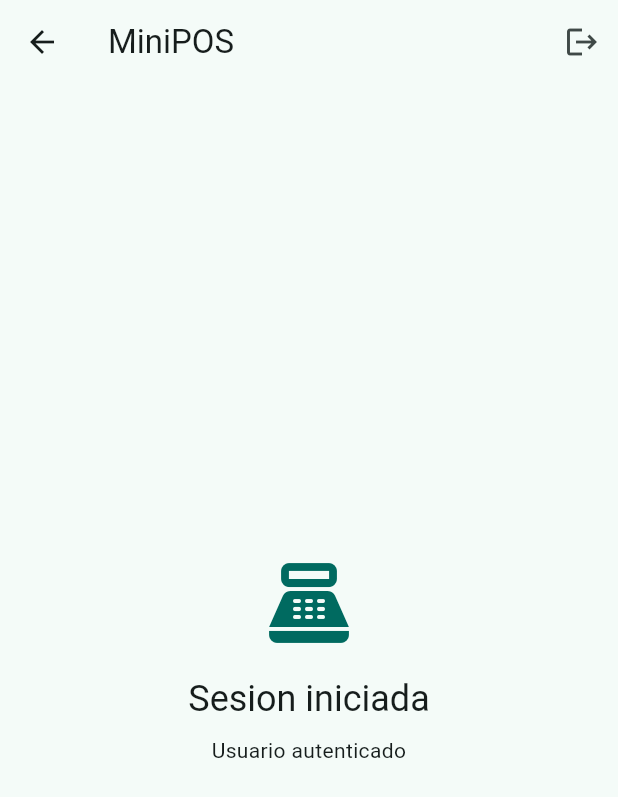
After one commit to Esparrago23/MiniPOS, a Flutter app: the AuthHomePage screen opened by its route, on a phone screen of 412 x 824 dp. The commit adds this screen. Shown: the top 797 px of the screen. Run offline on Flutter 3.47's test engine with Material 3 defaults, Android fonts, the phone set to English and light mode, and no system bars; our stand-ins replace device_preview.

Commit message:
auth conectado

```diff
--- /dev/null
+++ b/lib/core/di/app_dependencies.dart
@@ -0,0 +1,41 @@
+import 'package:app_prueba/core/network/api_client.dart';
+import 'package:app_prueba/core/network/api_endpoints.dart';
+import 'package:app_prueba/core/storage/token_storage.dart';
+import 'package:app_prueba/features/auth/data/datasources/remote/auth_remote_datasource.dart';
+import 'package:app_prueba/features/auth/data/repositories/auth_repository_impl.dart';
+import 'package:app_prueba/features/auth/domain/repositories/auth_repository.dart';
+import 'package:app_prueba/features/auth/domain/usecases/login_usecase.dart';
+import 'package:app_prueba/features/auth/domain/usecases/logout_usecase.dart';
+import 'package:app_prueba/features/auth/domain/usecases/register_usecase.dart';
+import 'package:app_prueba/features/auth/presentation/viewmodels/auth_viewmodel.dart';
+import 'package:http/http.dart' as http;
+
+class AppDependencies {
+  AppDependencies() {
+    _httpClient = http.Client();
+    tokenStorage = InMemoryTokenStorage();
+    apiClient = ApiClient(client: _httpClient, baseUrl: ApiEndpoints.baseUrl);
+    authRemoteDataSource = AuthRemoteDataSource(apiClient: apiClient);
+    authRepository = AuthRepositoryImpl(
+      remoteDataSource: authRemoteDataSource,
+      tokenStorage: tokenStorage,
+    );
+    authViewModel = AuthViewModel(
+      loginUseCase: LoginUseCase(authRepository),
+      registerUseCase: RegisterUseCase(authRepository),
+      logoutUseCase: LogoutUseCase(authRepository),
+    );
+  }
+
+  late final http.Client _httpClient;
+  late final TokenStorage tokenStorage;
+  late final ApiClient apiClient;
+  late final AuthRemoteDataSource authRemoteDataSource;
+  late final AuthRepository authRepository;
+  late final AuthViewModel authViewModel;
+
+  void dispose() {
+    authViewModel.dispose();
+    _httpClient.close();
+  }
+}
--- /dev/null
+++ b/lib/core/network/api_endpoints.dart
@@ -0,0 +1,7 @@
+class ApiEndpoints {
+  static const String baseUrl = 'http://98.85.68.58:8000';
+
+  static const String login = '/auth/login';
+  static const String register = '/auth/register';
+  static const String me = '/auth/me';
+}
--- /dev/null
+++ b/lib/core/routes/app_routes.dart
@@ -0,0 +1,5 @@
+class AppRoutes {
+  static const String login = '/login';
+  static const String register = '/register';
+  static const String home = '/home';
+}
--- /dev/null
+++ b/lib/features/auth/presentation/pages/auth_home_page.dart
@@ -0,0 +1,63 @@
+import 'package:app_prueba/core/routes/app_routes.dart';
+import 'package:app_prueba/features/auth/presentation/viewmodels/auth_viewmodel.dart';
+import 'package:flutter/material.dart';
+import 'package:provider/provider.dart';
+
+class AuthHomePage extends StatelessWidget {
+  const AuthHomePage({super.key});
+
+  @override
+  Widget build(BuildContext context) {
+    final viewModel = context.watch<AuthViewModel>();
+    final user = viewModel.session?.user;
+
+    return Scaffold(
+      appBar: AppBar(
+        title: const Text('MiniPOS'),
+        actions: [
+          IconButton(
+            tooltip: 'Cerrar sesion',
+            onPressed: viewModel.isLoading
+                ? null
+                : () async {
+                    await context.read<AuthViewModel>().logout();
+                    if (context.mounted) {
+                      Navigator.of(
+                        context,
+                      ).pushReplacementNamed(AppRoutes.login);
+                    }
+                  },
+            icon: const Icon(Icons.logout),
+          ),
+        ],
+      ),
+      body: Center(
+        child: Padding(
+          padding: const EdgeInsets.all(24),
+          child: Column(
+            mainAxisSize: MainAxisSize.min,
+            children: [
+              Icon(
+                Icons.point_of_sale,
+                size: 64,
+                color: Theme.of(context).colorScheme.primary,
+              ),
+              const SizedBox(height: 16),
+              Text(
+                'Sesion iniciada',
+                style: Theme.of(context).textTheme.headlineSmall,
+              ),
+              const SizedBox(height: 8),
+              Text(
+                user == null
+                    ? 'Usuario autenticado'
+                    : '${user.name}\n${user.email}',
+                textAlign: TextAlign.center,
+              ),
+            ],
+          ),
+        ),
+      ),
+    );
+  }
+}
--- a/lib/main.dart
+++ b/lib/main.dart
@@ -3,9 +3,7 @@ import 'package:flutter/material.dart';
 import 'package:device_preview/device_preview.dart';
 
 import 'app.dart';
+
 void main() {
-  runApp(DevicePreview(
-      enabled: kIsWeb,
-      builder: (_) => const App())
-  );
+  runApp(DevicePreview(enabled: kIsWeb, builder: (_) => const App()));
 }
--- a/pubspec.yaml
+++ b/pubspec.yaml
@@ -36,6 +36,8 @@ dependencies:
   cupertino_icons: ^1.0.8
   device_preview: ^1.3.1
   google_fonts: ^8.1.0
+  http: ^1.6.0
+  provider: ^6.1.5+1
 
 dev_dependencies:
   flutter_test:
```
Also changed, not shown: lib/app.dart (+38 -51 lines), lib/core/network/api_client.dart (added, +101 -0 lines), lib/core/storage/token_storage.dart (added, +24 -0 lines), lib/features/auth/data/datasources/remote/auth_remote_datasource.dart (added, +35 -0 lines), lib/features/auth/data/datasources/remote/models/auth_response_model.dart (added, +20 -0 lines), lib/features/auth/data/datasources/remote/models/user_model.dart (added, +17 -0 lines), lib/features/auth/data/repositories/auth_repository_impl.dart (added, +49 -0 lines), lib/features/auth/presentation/pages/login_page.dart (+18 -27 lines), lib/features/auth/presentation/pages/register_page.dart (+20 -27 lines), pubspec.lock.
